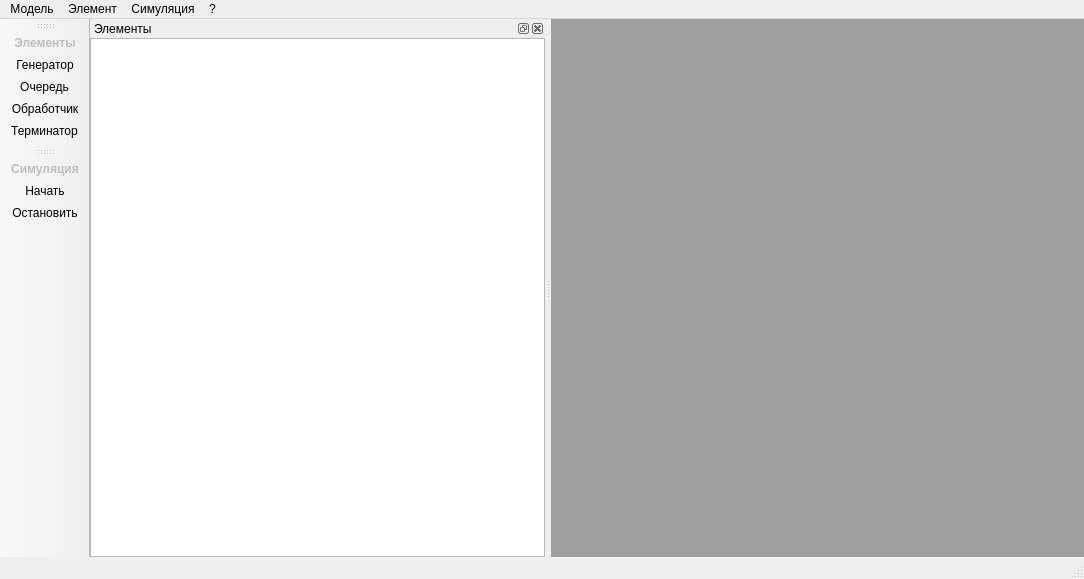
Old version of the form mainwindow.ui in the repository alekseyl1992/qmb.
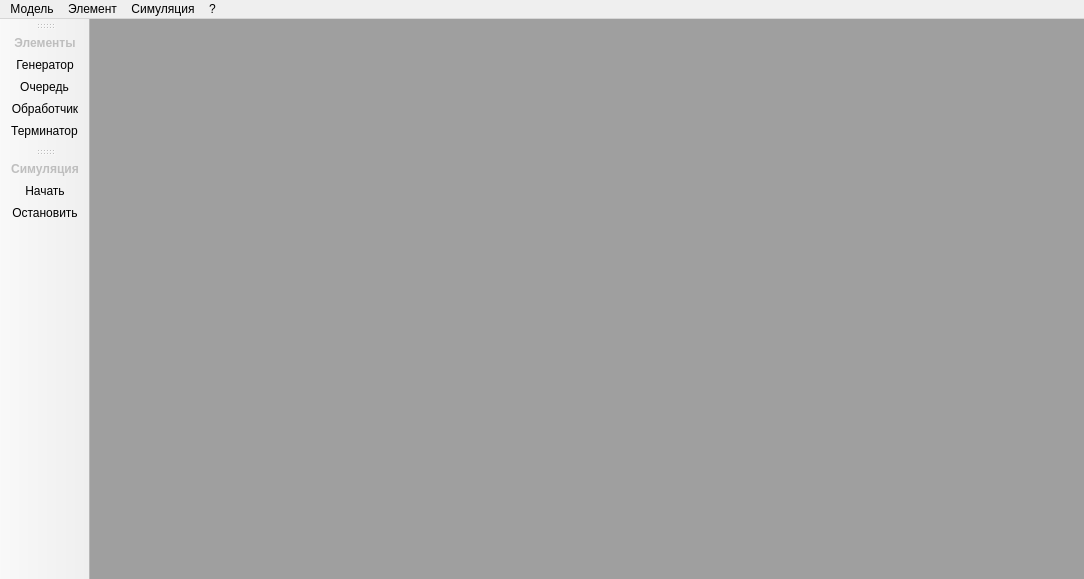
New version of the form. Icons and pictures are not drawn.

Commit message: Доработал интерфейс

```diff
--- a/mainwindow.ui
+++ b/mainwindow.ui
@@ -110,7 +110,6 @@
    <addaction name="handlerTool"/>
    <addaction name="terminatorTool"/>
   </widget>
-  <widget class="QStatusBar" name="statusBar"/>
   <widget class="QToolBar" name="simulationToolBar">
    <property name="windowTitle">
     <string>toolBar_2</string>
@@ -128,36 +127,6 @@
    <addaction name="startSimulation"/>
    <addaction name="stopSimulation"/>
   </widget>
-  <widget class="QDockWidget" name="toolDock">
-   <property name="windowTitle">
-    <string>Элементы</string>
-   </property>
-   <attribute name="dockWidgetArea">
-    <number>1</number>
-   </attribute>
-   <widget class="QWidget" name="dockWidgetContents_7">
-    <layout class="QGridLayout" name="gridLayout_6">
-     <property name="margin">
-      <number>0</number>
-     </property>
-     <item row="0" column="0">
-      <widget class="QTreeWidget" name="toolsView">
-       <property name="animated">
-        <bool>true</bool>
-       </property>
-       <attribute name="headerVisible">
-        <bool>false</bool>
-       </attribute>
-       <column>
-        <property name="text">
-         <string notr="true">1</string>
-        </property>
-       </column>
-      </widget>
-     </item>
-    </layout>
-   </widget>
-  </widget>
   <action name="createModel">
    <property name="text">
     <string>Создать</string>
```
The commit also changes 4 other files.
